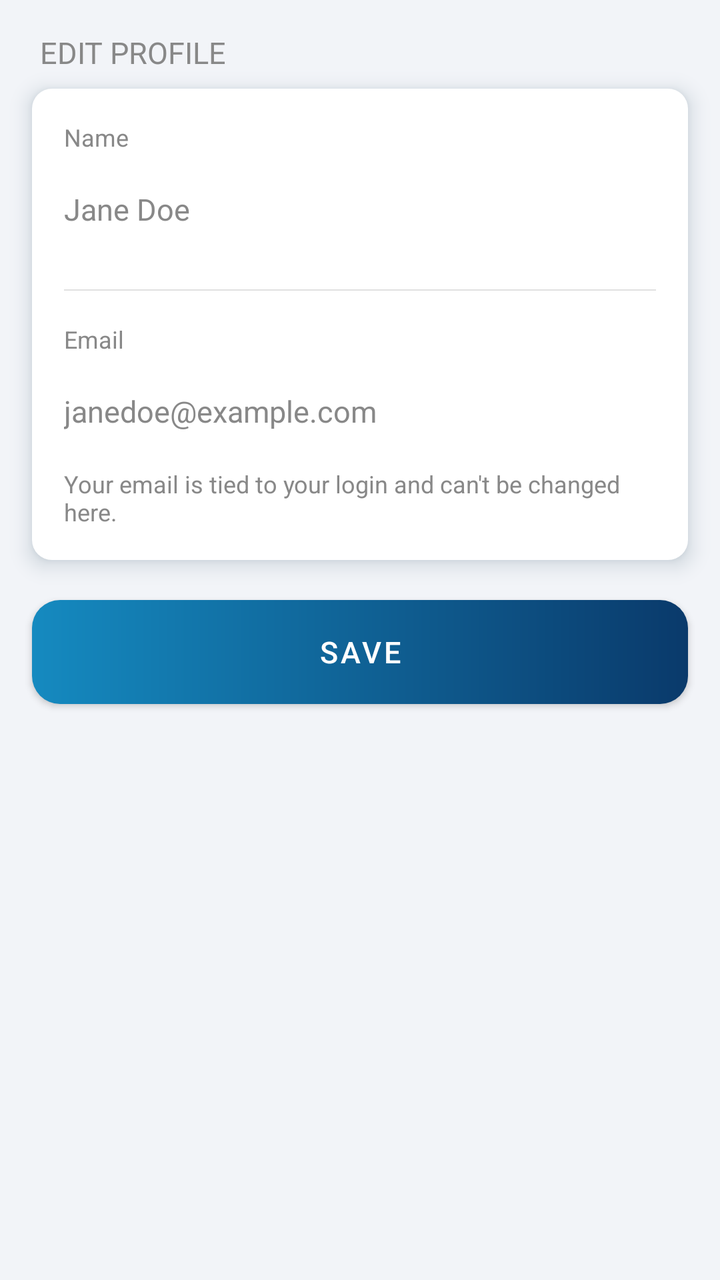
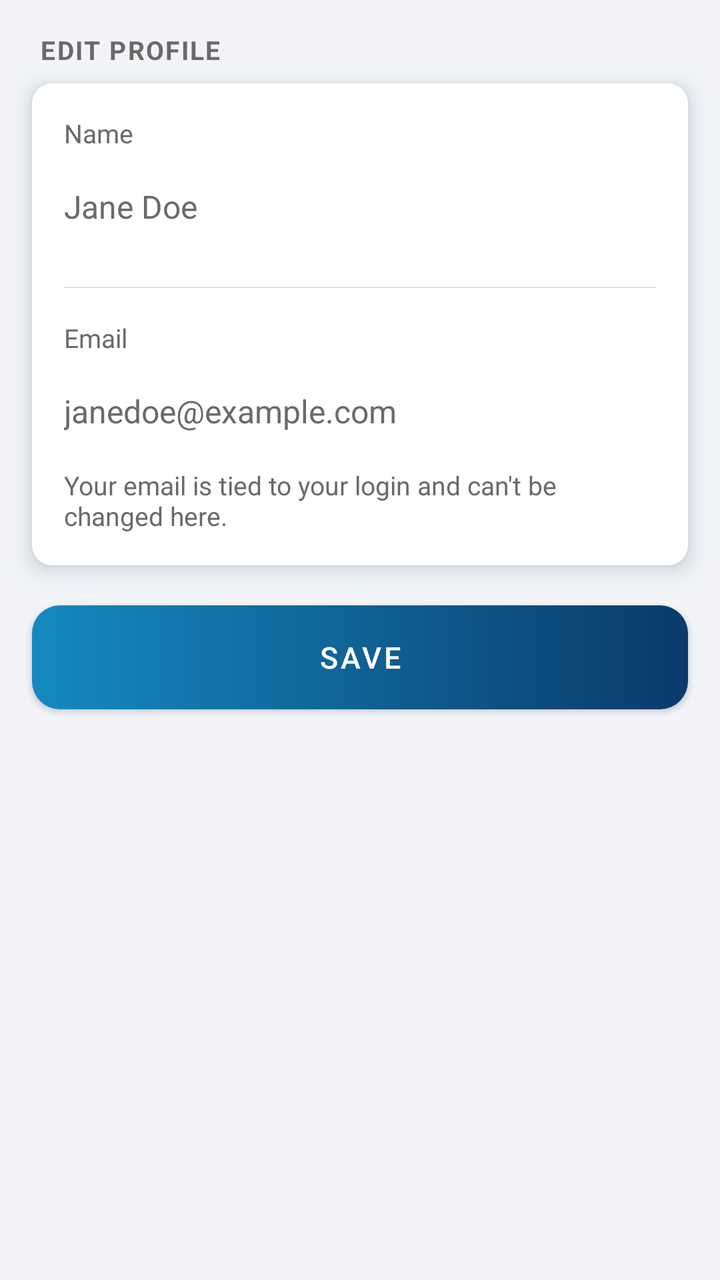

Screens rendered from an Android XML layout before and after an edit, with the pre-edit source and the edit as a unified diff.
<!-- AndroidManifest.xml: application theme Theme.AquaSense -->
<!-- res/layout/fragment_edit_profile.xml -->
<?xml version="1.0" encoding="utf-8"?>
<ScrollView xmlns:android="http://schemas.android.com/apk/res/android"
    xmlns:app="http://schemas.android.com/apk/res-auto"
    android:layout_width="match_parent"
    android:layout_height="match_parent"
    android:fillViewport="true">

    <LinearLayout
        android:layout_width="match_parent"
        android:layout_height="wrap_content"
        android:clipToPadding="false"
        android:orientation="vertical"
        android:padding="16dp">

        <TextView
            android:layout_width="wrap_content"
            android:layout_height="wrap_content"
            android:layout_marginBottom="8dp"
            android:layout_marginStart="4dp"
            android:text="@string/edit_profile"
            android:textAllCaps="true"
            android:textColor="@color/text_secondary"
            android:textSize="15sp" />

        <LinearLayout
            android:layout_width="match_parent"
            android:layout_height="wrap_content"
            android:layout_marginBottom="20dp"
            android:background="@drawable/bg_settings_card"
            style="@style/Widget.AquaSense.Card"
            android:orientation="vertical"
            android:padding="16dp">

            <TextView
                android:layout_width="wrap_content"
                android:layout_height="wrap_content"
                android:layout_marginBottom="4dp"
                android:text="@string/edit_profile_name"
                android:textColor="@color/text_secondary"
                android:textSize="12sp" />

            <EditText
                android:id="@+id/etEditProfileName"
                android:layout_width="match_parent"
                android:layout_height="wrap_content"
                android:layout_marginBottom="16dp"
                android:background="@android:color/transparent"
                android:hint="@string/profile_name_placeholder"
                android:importantForAutofill="no"
                android:inputType="textPersonName|textCapWords"
                android:maxLength="100"
                android:minHeight="48dp"
                android:textColor="@color/text_primary"
                android:textColorHint="@color/text_secondary"
                android:textSize="15sp" />

            <View
                android:layout_width="match_parent"
                android:layout_height="0.5dp"
                android:layout_marginBottom="16dp"
                android:background="@color/divider" />

            <TextView
                android:layout_width="wrap_content"
                android:layout_height="wrap_content"
                android:layout_marginBottom="4dp"
                android:text="@string/edit_profile_email"
                android:textColor="@color/text_secondary"
                android:textSize="12sp" />

            
            <TextView
                android:id="@+id/tvEditProfileEmail"
                android:layout_width="match_parent"
                android:layout_height="wrap_content"
                android:hint="@string/profile_email_placeholder"
                android:minHeight="48dp"
                android:gravity="center_vertical"
                android:textColor="@color/text_secondary"
                android:textColorHint="@color/text_secondary"
                android:textIsSelectable="true"
                android:textSize="15sp" />

            <TextView
                android:layout_width="match_parent"
                android:layout_height="wrap_content"
                android:layout_marginTop="4dp"
                android:text="@string/edit_profile_email_locked"
                android:textColor="@color/text_secondary"
                android:textSize="12sp" />

        </LinearLayout>

        <com.google.android.material.button.MaterialButton
            android:id="@+id/btnSaveProfile"
            android:layout_width="match_parent"
            android:layout_height="52dp"
            android:background="@drawable/bg_auth_primary_button"
            android:text="@string/edit_profile_save"
            android:textAllCaps="false"
            android:textColor="@color/white"
            android:textSize="15sp"
            app:backgroundTint="@null" />

    </LinearLayout>

</ScrollView>
<!-- resources referenced by this layout -->
<resources>
  <color name="divider">#FFE0E0E0</color>
  <color name="text_primary">#FF000000</color>
  <color name="text_secondary">#FF888888</color>
  <color name="white">#FFFFFFFF</color>
  <!-- drawable bg_auth_primary_button (drawable) -->
  <?xml version="1.0" encoding="utf-8"?>
  <shape xmlns:android="http://schemas.android.com/apk/res/android"
      android:shape="rectangle">
      <gradient
          android:angle="0"
          android:endColor="@color/launcher_ocean_end"
          android:startColor="@color/accent" />
      <corners android:radius="14dp" />
  </shape>
  <!-- drawable bg_settings_card (drawable) -->
  <?xml version="1.0" encoding="utf-8"?>
  <shape xmlns:android="http://schemas.android.com/apk/res/android"
      android:shape="rectangle">
      <solid android:color="@color/card_background" />
      <corners android:radius="10dp" />
  </shape>
  <string name="edit_profile">Edit Profile</string>
  <string name="edit_profile_email">Email</string>
  <string name="edit_profile_email_locked">Your email is tied to your login and can\'t be changed here.</string>
  <string name="edit_profile_name">Name</string>
  <string name="edit_profile_save">SAVE</string>
  <string name="profile_email_placeholder">janedoe@example.com</string>
  <string name="profile_name_placeholder">Jane Doe</string>
  <style name="Widget.AquaSense.Card" parent="">
          <item name="android:elevation">6dp</item>
          <item name="android:outlineAmbientShadowColor">@color/card_shadow</item>
          <item name="android:outlineSpotShadowColor">@color/card_shadow</item>
      </style>
  <style name="Theme.AquaSense" parent="Base.Theme.AquaSense" />
  <color name="launcher_ocean_end">#FF0A3A6B</color>
  <color name="accent">#158AC0</color>
  <color name="card_background">#FFFFFFFF</color>
  <color name="card_shadow">#FF123A4D</color>
  <style name="Base.Theme.AquaSense" parent="Theme.MaterialComponents.DayNight.NoActionBar">
          
          <item name="android:windowBackground">@color/background</item>
          <item name="android:colorBackground">@color/background</item>
          
          <item name="android:statusBarColor">@color/toolbar_gradient_start</item>
          <item name="android:windowLightStatusBar">@bool/light_status_bar_icons</item>
      </style>
  <color name="background">#FFF2F4F8</color>
  <color name="toolbar_gradient_start">#FFC1DFE0</color>
</resources>

<!-- the commit's change to res/layout/fragment_edit_profile.xml (unified diff, before → after) -->
@@ -18,9 +18,7 @@
             android:layout_marginBottom="8dp"
             android:layout_marginStart="4dp"
             android:text="@string/edit_profile"
-            android:textAllCaps="true"
-            android:textColor="@color/text_secondary"
-            android:textSize="15sp" />
+            android:textAppearance="@style/TextAppearance.AquaSense.SectionHeader" />
 
         <LinearLayout
             android:layout_width="match_parent"
@@ -36,8 +34,7 @@
                 android:layout_height="wrap_content"
                 android:layout_marginBottom="4dp"
                 android:text="@string/edit_profile_name"
-                android:textColor="@color/text_secondary"
-                android:textSize="12sp" />
+                android:textAppearance="@style/TextAppearance.AquaSense.RowDesc" />
 
             <EditText
                 android:id="@+id/etEditProfileName"
@@ -50,9 +47,8 @@
                 android:inputType="textPersonName|textCapWords"
                 android:maxLength="100"
                 android:minHeight="48dp"
-                android:textColor="@color/text_primary"
                 android:textColorHint="@color/text_secondary"
-                android:textSize="15sp" />
+                android:textAppearance="@style/TextAppearance.AquaSense.FieldInput" />
 
             <View
                 android:layout_width="match_parent"
@@ -65,8 +61,7 @@
                 android:layout_height="wrap_content"
                 android:layout_marginBottom="4dp"
                 android:text="@string/edit_profile_email"
-                android:textColor="@color/text_secondary"
-                android:textSize="12sp" />
+                android:textAppearance="@style/TextAppearance.AquaSense.RowDesc" />
 
             
             <TextView
@@ -76,25 +71,25 @@
                 android:hint="@string/profile_email_placeholder"
                 android:minHeight="48dp"
                 android:gravity="center_vertical"
-                android:textColor="@color/text_secondary"
                 android:textColorHint="@color/text_secondary"
                 android:textIsSelectable="true"
-                android:textSize="15sp" />
+                android:textAppearance="@style/TextAppearance.AquaSense.FieldInput"
+                android:textColor="@color/text_secondary" />
 
             <TextView
                 android:layout_width="match_parent"
                 android:layout_height="wrap_content"
                 android:layout_marginTop="4dp"
                 android:text="@string/edit_profile_email_locked"
-                android:textColor="@color/text_secondary"
-                android:textSize="12sp" />
+                android:textAppearance="@style/TextAppearance.AquaSense.RowDesc" />
 
         </LinearLayout>
 
         <com.google.android.material.button.MaterialButton
             android:id="@+id/btnSaveProfile"
             android:layout_width="match_parent"
-            android:layout_height="52dp"
+            android:layout_height="wrap_content"
+            android:minHeight="52dp"
             android:background="@drawable/bg_auth_primary_button"
             android:text="@string/edit_profile_save"
             android:textAllCaps="false"
<!-- resource entries referenced after the edit -->
@@ -2,7 +2,7 @@
 <resources>
   <color name="divider">#FFE0E0E0</color>
   <color name="text_primary">#FF000000</color>
-  <color name="text_secondary">#FF888888</color>
+  <color name="text_secondary">#FF6B6A6A</color>
   <color name="white">#FFFFFFFF</color>
   <!-- drawable bg_auth_primary_button (drawable) -->
   <?xml version="1.0" encoding="utf-8"?>
@@ -28,6 +28,21 @@
   <string name="edit_profile_save">SAVE</string>
   <string name="profile_email_placeholder">janedoe@example.com</string>
   <string name="profile_name_placeholder">Jane Doe</string>
+  <style name="TextAppearance.AquaSense.FieldInput" parent="TextAppearance.AppCompat">
+          <item name="android:textSize">16sp</item>
+          <item name="android:textColor">@color/text_primary</item>
+      </style>
+  <style name="TextAppearance.AquaSense.RowDesc" parent="TextAppearance.AppCompat">
+          <item name="android:textSize">13sp</item>
+          <item name="android:textColor">@color/text_secondary</item>
+      </style>
+  <style name="TextAppearance.AquaSense.SectionHeader" parent="TextAppearance.AppCompat">
+          <item name="android:textSize">13sp</item>
+          <item name="android:textAllCaps">true</item>
+          <item name="android:textStyle">bold</item>
+          <item name="android:letterSpacing">0.06</item>
+          <item name="android:textColor">@color/text_secondary</item>
+      </style>
   <style name="Widget.AquaSense.Card" parent="">
           <item name="android:elevation">6dp</item>
           <item name="android:outlineAmbientShadowColor">@color/card_shadow</item>
